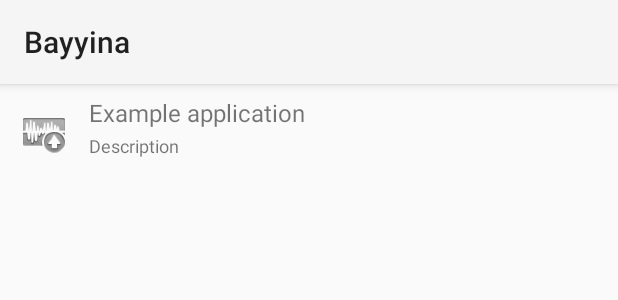
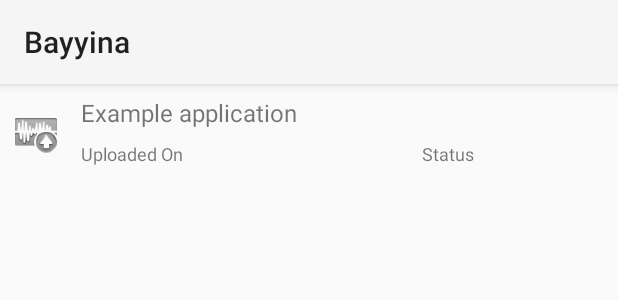
Before and after one commit to recluze/bayyina, an Android app: the layout bayan_lv_item_layout.xml on its own in the app's theme, with its tools: preview values and no code run, on a phone screen of 412 x 824 dp. Shown: the top 300 px of the screen. Run offline under Robolectric (Android 15) with nearby library versions, the phone set to English and light mode, and no system bars.

Commit message:
Unread view for Bayans plus changing status on download

```diff
--- a/app/src/main/java/org/csrdu/bayyina/helpers/BayanOpenHelper.java
+++ b/app/src/main/java/org/csrdu/bayyina/helpers/BayanOpenHelper.java
@@ -23,6 +23,8 @@ public class BayanOpenHelper extends SQLiteOpenHelper {
     public static final String BAYAN_SOURCE_ID = "SOURCE_ID";
     public static final String BAYAN_SERVER_ID = "SERVER_ID";
     public static final String BAYAN_STATUS = "STATUS";
+    public static final String BAYAN_STATUS_NEW = "NEW";
+    public static final String BAYAN_STATUS_DOWNLOADED = "DOWNLOADED";
 
     public static final String BAYAN_TABLE_CREATE =
             "CREATE TABLE " + BAYAN_TABLE_NAME + " (" +
--- a/app/src/main/res/layout/bayan_lv_item_layout.xml
+++ b/app/src/main/res/layout/bayan_lv_item_layout.xml
@@ -2,7 +2,7 @@
 <RelativeLayout xmlns:android="http://schemas.android.com/apk/res/android"
     android:layout_width="fill_parent"
     android:layout_height="?android:attr/listPreferredItemHeight"
-    android:padding="5dp" >
+    android:padding="0dp" >
 
     <ImageView
         android:id="@+id/bayan_icon"
@@ -16,15 +16,14 @@
 
     <TextView
         android:id="@+id/bayan_uploaded_on"
-        android:layout_width="fill_parent"
+        android:layout_width="wrap_content"
         android:layout_height="26dip"
-        android:layout_alignParentBottom="true"
-        android:layout_alignParentRight="true"
-        android:layout_toRightOf="@id/bayan_icon"
         android:ellipsize="marquee"
         android:singleLine="true"
-        android:text="Description"
-        android:textSize="12sp" />
+        android:text="Uploaded On"
+        android:textSize="12sp"
+        android:layout_alignParentBottom="true"
+        android:layout_toRightOf="@+id/bayan_icon" />
 
     <TextView
         android:id="@+id/bayan_title"
@@ -39,4 +38,19 @@
         android:text="Example application"
         android:textSize="16sp" />
 
+    <TextView
+        android:id="@+id/bayan_status"
+        android:layout_width="wrap_content"
+        android:layout_height="12sp"
+        android:layout_alignWithParentIfMissing="true"
+        android:text="Status"
+        android:textSize="12sp"
+        android:layout_alignParentBottom="true"
+        android:layout_alignParentRight="true"
+        android:layout_alignParentEnd="true"
+        android:textAlignment="viewEnd"
+        android:gravity="end"
+        android:layout_below="@id/bayan_title"
+        android:layout_marginRight="96dp" />
+
 </RelativeLayout>
```
Also changed, not shown: app/src/main/java/org/csrdu/bayyina/BayanDetailsActivity.java (+6 -4 lines), app/src/main/java/org/csrdu/bayyina/BayanListFragment.java (+14 -6 lines), app/src/main/java/org/csrdu/bayyina/adapters/BayanCursorAdapter.java (+48 -3 lines), app/src/main/java/org/csrdu/bayyina/helpers/BayanHelper.java (added, +70 -0 lines), app/src/main/java/org/csrdu/bayyina/helpers/BayanListProvider.java (+25 -3 lines), app/src/main/java/org/csrdu/bayyina/helpers/DownloadHelper.java (+2 -40 lines), app/src/main/res/drawable-hdpi/sound_wave_up_fresh.png (added), app/src/main/res/drawable-mdpi/sound_wave_up_fresh.png (added), app/src/main/res/drawable-xhdpi/sound_wave_up_fresh.png (added), app/src/main/res/drawable-xxhdpi/sound_wave_up_fresh.png (added), app/src/main/sound_wave_up_fresh-web.png (added).
